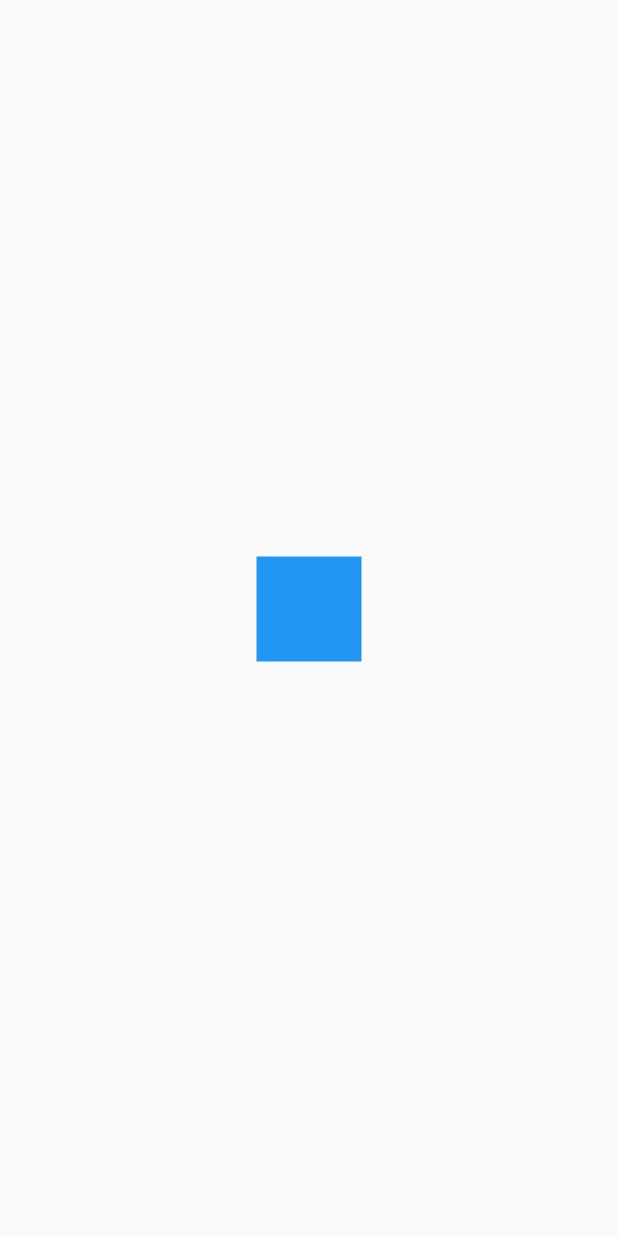
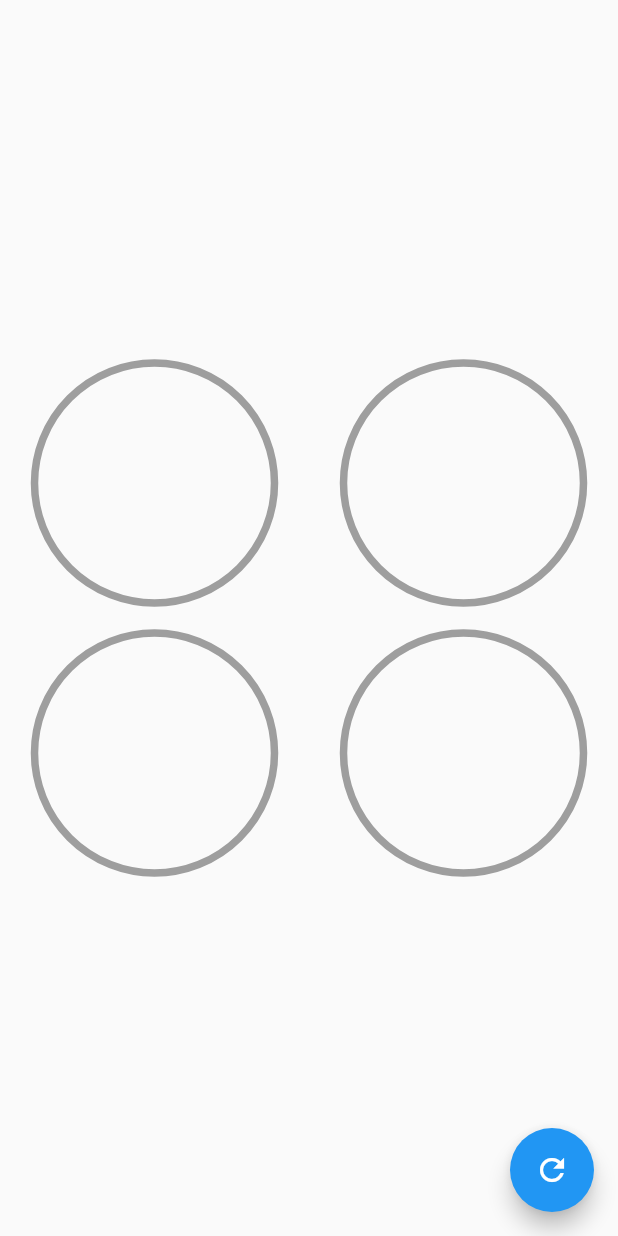
Before and after one commit to NoeCR/Flutter_Custom_Animations, a Flutter app: the screen it shows after launch, on a phone screen of 412 x 824 dp. Run offline on Flutter 3.47's test engine with Material 2 defaults, Android fonts, the phone set to English and light mode, and no system bars.

Commit message:
Flutter Radial progress with gradient
Signed-off-by: Noe CR <noecr.dev@gmail.com>

```diff
--- a/lib/main.dart
+++ b/lib/main.dart
@@ -1,12 +1,12 @@
 import 'package:flutter/material.dart';
 
-import 'src/challenges/animated_square_page.dart';
+import 'src/pages/pie_charts_page.dart';
 
 void main() => runApp(MyApp());
 
 class MyApp extends StatelessWidget {
   @override
   Widget build(BuildContext context) {
-    return MaterialApp(title: 'Material App', home: AnimateSquarePage());
+    return MaterialApp(title: 'Material App', home: PieChartsPage());
   }
 }
--- /dev/null
+++ b/lib/src/pages/pie_charts_page.dart
@@ -0,0 +1,94 @@
+import 'package:flutter/material.dart';
+import 'package:flutter_animations/src/widgets/radial_progress.dart';
+
+class PieChartsPage extends StatefulWidget {
+  @override
+  _PieChartsPageState createState() => _PieChartsPageState();
+}
+
+class _PieChartsPageState extends State<PieChartsPage> {
+  double percentage = 0.0;
+  @override
+  Widget build(BuildContext context) {
+    return Scaffold(
+        floatingActionButton: FloatingActionButton(
+          child: Icon(Icons.refresh),
+          onPressed: () {
+            setState(() {
+              percentage += 10;
+
+              if (percentage > 100) percentage = 0;
+            });
+          },
+        ),
+        body: Column(
+          mainAxisAlignment: MainAxisAlignment.center,
+          children: [
+            Row(
+              mainAxisAlignment: MainAxisAlignment.spaceAround,
+              children: [
+                CustomRadialProgress(
+                    percentage: percentage,
+                    primaryColor: Colors.blue,
+                    secondaryColor: Colors.grey,
+                    primaryStrokeWidth: 10.0,
+                    secondaryStrokeWidth: 5.0),
+                CustomRadialProgress(
+                    percentage: percentage,
+                    primaryColor: Colors.red,
+                    secondaryColor: Colors.grey,
+                    primaryStrokeWidth: 10.0,
+                    secondaryStrokeWidth: 5.0),
+              ],
+            ),
+            Row(
+              mainAxisAlignment: MainAxisAlignment.spaceAround,
+              children: [
+                CustomRadialProgress(
+                    percentage: percentage,
+                    primaryColor: Colors.pink,
+                    secondaryColor: Colors.grey,
+                    primaryStrokeWidth: 10.0,
+                    secondaryStrokeWidth: 5.0),
+                CustomRadialProgress(
+                    percentage: percentage,
+                    primaryColor: Colors.purple,
+                    secondaryColor: Colors.grey,
+                    primaryStrokeWidth: 10.0,
+                    secondaryStrokeWidth: 5.0),
+              ],
+            )
+          ],
+        ));
+  }
+}
+
+class CustomRadialProgress extends StatelessWidget {
+  final double percentage;
+  final Color primaryColor;
+  final Color secondaryColor;
+  final double primaryStrokeWidth;
+  final double secondaryStrokeWidth;
+
+  const CustomRadialProgress({
+    required this.percentage,
+    required this.primaryColor,
+    required this.secondaryColor,
+    required this.primaryStrokeWidth,
+    required this.secondaryStrokeWidth,
+  });
+
+  @override
+  Widget build(BuildContext context) {
+    return Container(
+      width: 180,
+      height: 180,
+      child: RadialProgress(
+          percentage: percentage,
+          primaryColor: primaryColor,
+          secondaryColor: secondaryColor,
+          primaryStrokeWidth: primaryStrokeWidth,
+          secondaryStrokeWidth: secondaryStrokeWidth),
+    );
+  }
+}
--- /dev/null
+++ b/lib/src/widgets/radial_progress.dart
@@ -0,0 +1,117 @@
+import 'dart:math';
+
+import 'package:flutter/material.dart';
+
+class RadialProgress extends StatefulWidget {
+  final double percentage;
+  final Color primaryColor;
+  final Color secondaryColor;
+  final double primaryStrokeWidth;
+  final double secondaryStrokeWidth;
+
+  RadialProgress({
+    required this.percentage,
+    this.primaryColor = Colors.blue,
+    this.secondaryColor = Colors.grey,
+    this.primaryStrokeWidth = 10.0,
+    this.secondaryStrokeWidth = 5.0,
+  });
+
+  @override
+  _RadialProgressState createState() => _RadialProgressState();
+}
+
+class _RadialProgressState extends State<RadialProgress> with SingleTickerProviderStateMixin {
+  late AnimationController animationController;
+  late double oldPercentage;
+
+  @override
+  void initState() {
+    oldPercentage = this.widget.percentage;
+    animationController = new AnimationController(vsync: this, duration: Duration(milliseconds: 200));
+    super.initState();
+  }
+
+  @override
+  void dispose() {
+    animationController.dispose();
+    super.dispose();
+  }
+
+  @override
+  Widget build(BuildContext context) {
+    animationController.forward(from: 0.0);
+    final difference = this.widget.percentage - oldPercentage;
+    oldPercentage = this.widget.percentage;
+
+    return AnimatedBuilder(
+      animation: animationController,
+      builder: (context, child) {
+        return Container(
+          padding: EdgeInsets.all(10),
+          width: double.infinity,
+          height: double.infinity,
+          child: CustomPaint(
+            painter: _RadialProgress(
+              (this.widget.percentage - difference) + (animationController.value * difference),
+              this.widget.primaryColor,
+              this.widget.secondaryColor,
+              this.widget.primaryStrokeWidth,
+              this.widget.secondaryStrokeWidth,
+            ),
+          ),
+        );
+      },
+    );
+  }
+}
+
+class _RadialProgress extends CustomPainter {
+  final percentage;
+  final primaryColor;
+  final secondaryColor;
+  final primaryStrokeWidth;
+  final secondaryStrokeWidth;
+
+  _RadialProgress(
+      this.percentage, this.primaryColor, this.secondaryColor, this.primaryStrokeWidth, this.secondaryStrokeWidth);
+
+  // Full circle
+  @override
+  void paint(Canvas canvas, Size size) {
+    final pencil = Paint()
+      ..strokeWidth = secondaryStrokeWidth
+      ..color = secondaryColor
+      ..style = PaintingStyle.stroke;
+
+    final Offset center = Offset(size.width * 0.5, size.height * 0.5);
+    final double radius = min(size.width * 0.5, size.height * 0.5);
+
+    canvas.drawCircle(center, radius, pencil);
+
+    final gradient = new LinearGradient(colors: [
+      Color(0xFFC012FF),
+      Color(0xFF6D05E8),
+      primaryColor,
+    ]);
+    final Rect rect = Rect.fromCircle(center: Offset(0, 0), radius: 180);
+
+    // Bow
+    final bowPencil = Paint()
+      ..strokeWidth = primaryStrokeWidth
+      // ..color = primaryColor
+      ..shader = gradient.createShader(rect)
+      ..strokeCap = StrokeCap.round
+      ..style = PaintingStyle.stroke;
+
+    final double arcAngle = 2 * pi * (percentage / 100);
+    final double startAngle = pi; // 3.14
+
+    canvas.drawArc(Rect.fromCircle(center: center, radius: radius), startAngle, arcAngle, false, bowPencil);
+  }
+
+  @override
+  bool shouldRepaint(covariant CustomPainter oldDelegate) {
+    return true;
+  }
+}
```
Also changed, not shown: lib/src/labs/circular_progress_page.dart (added, +108 -0 lines).
